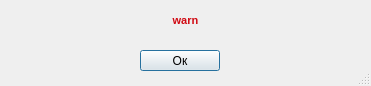
Soma247/Rocket, file Gui/Dialogs/errordialog.ui: the form before one commit.
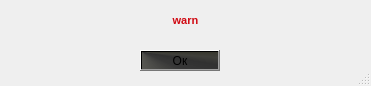
The form after the commit.

What changed in the file:
```diff
--- a/Gui/Dialogs/errordialog.ui
+++ b/Gui/Dialogs/errordialog.ui
@@ -19,6 +19,9 @@
   <property name="windowTitle">
    <string>error</string>
   </property>
+  <property name="styleSheet">
+   <string notr="true">background-color: qconicalgradient(cx:0, cy:0.972, angle:170.1, stop:0 rgba(81, 81, 73, 69), stop:0.0224719 rgba(49, 49, 49, 255), stop:0.179775 rgba(19, 19, 17, 231), stop:0.258427 rgba(33, 33, 31, 222), stop:0.365169 rgba(24, 24, 24, 235), stop:0.483146 rgba(51, 51, 51, 250), stop:0.617978 rgba(21, 21, 19, 248), stop:0.724719 rgba(12, 12, 10, 252), stop:0.842697 rgba(5, 5, 4, 215), stop:0.921348 rgba(26, 22, 19, 234), stop:0.949438 rgba(58, 58, 51, 69), stop:1 rgba(74, 74, 57, 255));</string>
+  </property>
   <property name="sizeGripEnabled">
    <bool>true</bool>
   </property>
@@ -31,6 +34,9 @@
      <height>21</height>
     </rect>
    </property>
+   <property name="styleSheet">
+    <string notr="true">background-color:qconicalgradient(cx:0, cy:0, angle:170.1, stop:0 rgba(81, 81, 73, 69), stop:0.235955 rgba(92, 92, 83, 231), stop:0.353933 rgba(51, 51, 51, 250), stop:0.423533 rgba(49, 49, 49, 255), stop:0.477581 rgba(58, 58, 53, 248), stop:0.55 rgba(51, 51, 40, 255), stop:0.57754 rgba(58, 54, 37, 130), stop:0.625 rgba(58, 58, 51, 69), stop:0.921348 rgba(26, 22, 19, 234), stop:1 rgba(74, 74, 57, 255))</string>
+   </property>
    <property name="text">
     <string>Ок</string>
    </property>
```
Left out of the diff: 183 changed lines with no effect on the pictures.
